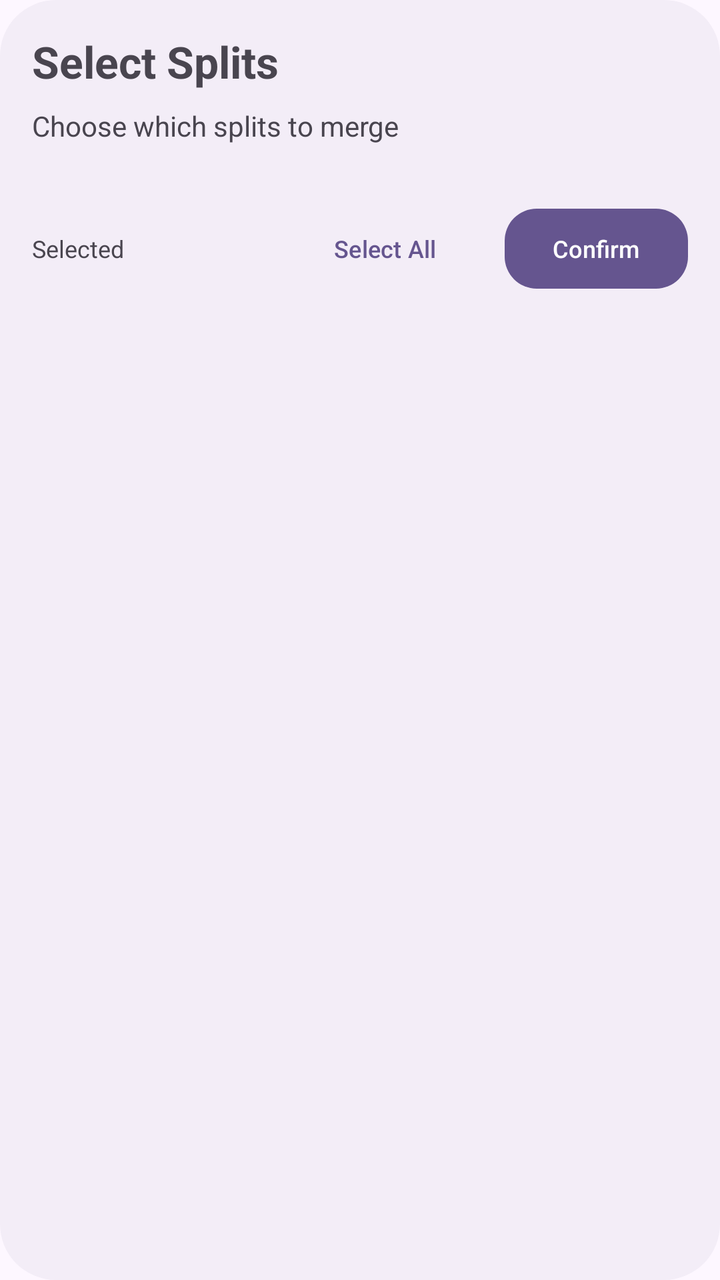
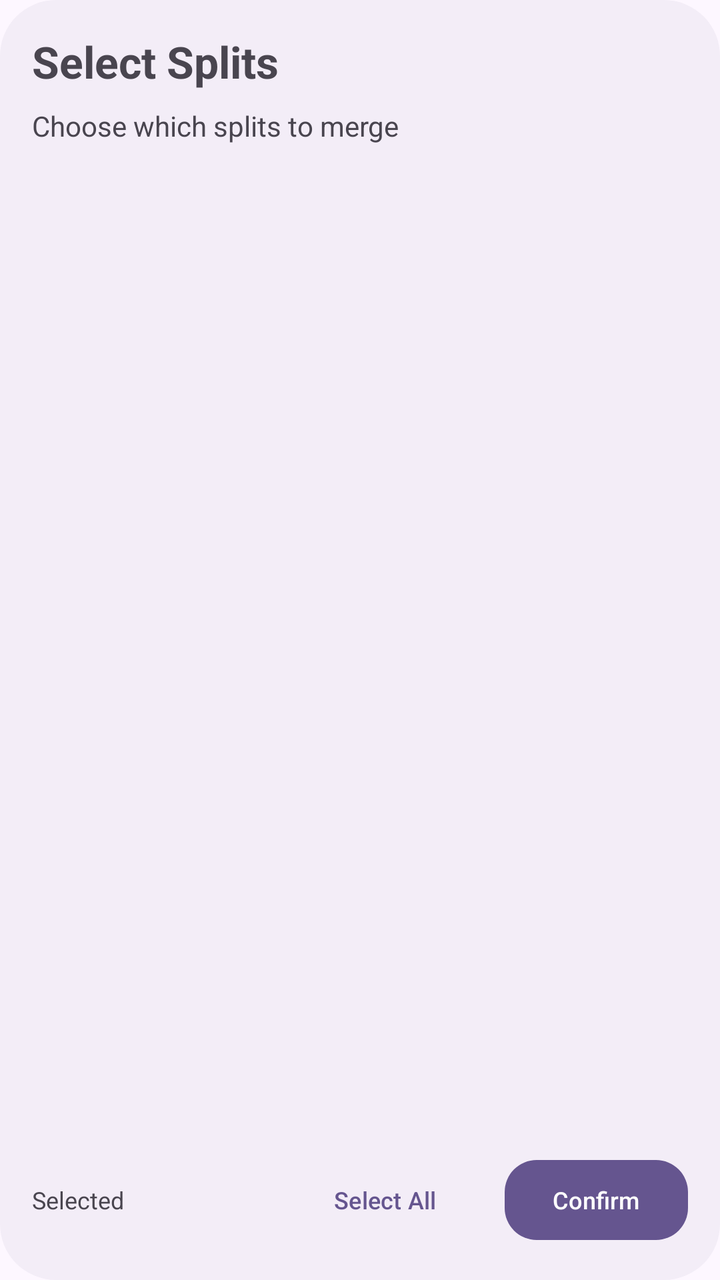

Two renders of the same Android screen: before a commit and after it. Below are the layout's source before the change and the commit's diff.
<!-- AndroidManifest.xml: application theme AppTheme -->
<!-- res/layout/dialog_select_split.xml -->
<?xml version="1.0" encoding="utf-8"?>
<LinearLayout xmlns:android="http://schemas.android.com/apk/res/android"
    android:layout_width="match_parent"
    android:layout_height="wrap_content"
    xmlns:tools="http://schemas.android.com/tools"
    xmlns:app="http://schemas.android.com/apk/res-auto"
    android:orientation="vertical"
    android:padding="16dp"
    android:background="@drawable/bg_popup">

    <TextView
        android:id="@+id/selectSplitsTitle"
        android:layout_width="match_parent"
        android:layout_height="wrap_content"
        android:text="@string/select_splits"
        android:textSize="22sp"
        android:textStyle="bold" />

    <TextView
        android:id="@+id/selectSplitsSubtitle"
        android:layout_width="match_parent"
        android:layout_height="wrap_content"
        android:layout_marginTop="8dp"
        android:text="@string/select_splits_subtitle"
        android:textSize="14sp" />

    <androidx.recyclerview.widget.RecyclerView
        android:id="@+id/recyclerView"
        android:layout_width="match_parent"
        android:layout_height="wrap_content"
        android:layout_marginTop="12dp"
        tools:listitem="@layout/item_checkbox"
        tools:itemCount="5"/>
    <LinearLayout
        android:layout_width="match_parent"
        android:layout_height="wrap_content"
        android:orientation="horizontal">

        <TextView
            android:id="@+id/selected"
            android:layout_width="0dp"
            android:layout_weight="1"
            android:layout_height="wrap_content"
            android:text="@string/selected"
            android:textSize="12sp"
            android:layout_marginEnd="16dp"
            android:layout_marginTop="16dp"/>

        <com.google.android.material.button.MaterialButton
            android:id="@+id/selectAll"
            style="@style/Widget.Material3.Button.TextButton"
            android:layout_width="wrap_content"
            android:layout_height="wrap_content"
            android:layout_marginTop="16dp"
            app:cornerRadius="16dp"
            android:text="@string/select_all"
            android:textSize="12sp"
            android:background="@android:color/transparent"/>

        <com.google.android.material.button.MaterialButton
            android:id="@+id/btnOk"
            android:layout_width="wrap_content"
            android:layout_height="wrap_content"
            android:layout_marginTop="16dp"
            app:cornerRadius="16dp"
            android:textSize="12sp"
            android:text="@string/confirm_app"
            android:layout_marginStart="16dp"/>
    </LinearLayout>
</LinearLayout>
<!-- res/layout/item_checkbox.xml (included above) -->
<com.google.android.material.checkbox.MaterialCheckBox
    xmlns:android="http://schemas.android.com/apk/res/android"
    android:id="@+id/checkBox"
    android:layout_width="match_parent"
    android:layout_height="wrap_content"/>
<!-- resources referenced by this layout -->
<resources>
  <!-- drawable bg_popup (drawable) -->
  <?xml version="1.0" encoding="utf-8"?>
  <shape xmlns:android="http://schemas.android.com/apk/res/android">
  
      <solid android:color="?attr/colorSurfaceContainer"/>
  
      <corners android:radius="28dp"/>
  
  </shape>
  <string name="confirm_app">Confirm</string>
  <string name="select_all">Select All</string>
  <string name="select_splits">Select Splits</string>
  <string name="select_splits_subtitle">Choose which splits to merge</string>
  <string name="selected">Selected</string>
  <color name="md_theme_primary">#65558F</color>
  <color name="md_theme_onPrimary">#FFFFFF</color>
  <color name="md_theme_primaryContainer">#E9DDFF</color>
  <color name="md_theme_onPrimaryContainer">#4D3D75</color>
  <color name="md_theme_secondary">#625B71</color>
  <color name="md_theme_onSecondary">#FFFFFF</color>
  <color name="md_theme_secondaryContainer">#E8DEF8</color>
  <color name="md_theme_onSecondaryContainer">#4A4458</color>
  <color name="md_theme_tertiary">#7E5260</color>
  <color name="md_theme_onTertiary">#FFFFFF</color>
  <color name="md_theme_tertiaryContainer">#FFD9E3</color>
  <color name="md_theme_onTertiaryContainer">#633B48</color>
  <color name="md_theme_error">#BA1A1A</color>
  <color name="md_theme_onError">#FFFFFF</color>
  <color name="md_theme_errorContainer">#FFDAD6</color>
  <color name="md_theme_onErrorContainer">#93000A</color>
  <color name="md_theme_background">#FDF7FF</color>
  <color name="md_theme_onBackground">#1D1B20</color>
  <color name="md_theme_surface">#FDF7FF</color>
  <color name="md_theme_onSurface">#1D1B20</color>
  <color name="md_theme_surfaceVariant">#E7E0EB</color>
  <color name="md_theme_onSurfaceVariant">#49454E</color>
  <color name="md_theme_outline">#7A757F</color>
  <color name="md_theme_outlineVariant">#CAC4CF</color>
  <color name="md_theme_inverseSurface">#322F35</color>
  <color name="md_theme_inverseOnSurface">#F5EFF7</color>
  <color name="md_theme_inversePrimary">#CFBDFE</color>
  <!-- unchanged entries left out for length: 1 -->
</resources>

<!-- the commit's change to res/layout/dialog_select_split.xml (unified diff, before → after) -->
@@ -27,10 +27,14 @@
     <androidx.recyclerview.widget.RecyclerView
         android:id="@+id/recyclerView"
         android:layout_width="match_parent"
-        android:layout_height="wrap_content"
+        android:layout_height="0dp"
+        android:layout_weight="1"
         android:layout_marginTop="12dp"
+        android:fadingEdgeLength="30dp"
+        android:fadingEdge="vertical"
+        android:requiresFadingEdge="vertical"
         tools:listitem="@layout/item_checkbox"
-        tools:itemCount="5"/>
+        tools:itemCount="30" />
     <LinearLayout
         android:layout_width="match_parent"
         android:layout_height="wrap_content"
@@ -54,8 +58,7 @@
             android:layout_marginTop="16dp"
             app:cornerRadius="16dp"
             android:text="@string/select_all"
-            android:textSize="12sp"
-            android:background="@android:color/transparent"/>
+            android:textSize="12sp" />
 
         <com.google.android.material.button.MaterialButton
             android:id="@+id/btnOk"
